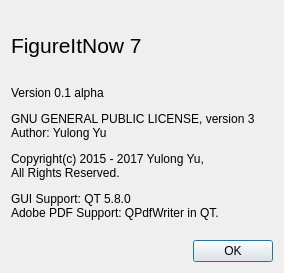
First picture: the form in FigureItNow7/finUiAboutDlg.ui, repository yuylong/FigureItNow, before the edit.
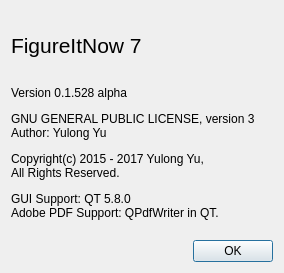
Second picture: the form after the edit.

Commit message: Refine code layout and UI layout.

What changed in the file:
```diff
--- a/FigureItNow7/finUiAboutDlg.ui
+++ b/FigureItNow7/finUiAboutDlg.ui
@@ -36,7 +36,7 @@
    <item>
     <widget class="QLabel" name="lblCopyrights">
      <property name="text">
-      <string>&lt;html&gt;&lt;head/&gt;&lt;body&gt;&lt;p&gt;Version 0.1 alpha&lt;/p&gt;&lt;p&gt;&lt;span style=&quot; color:#000000;&quot;&gt;GNU GENERAL PUBLIC LICENSE, version 3&lt;/span&gt;&lt;br/&gt;Author: Yulong Yu&lt;/p&gt;&lt;p&gt;Copyright(c) 2015 - 2017 Yulong Yu,&lt;br/&gt;All Rights Reserved.&lt;/p&gt;&lt;p&gt;GUI Support: QT 5.8.0&lt;br/&gt;Adobe PDF Support: QPdfWriter in QT.&lt;br/&gt;&lt;/p&gt;&lt;/body&gt;&lt;/html&gt;</string>
+      <string>&lt;html&gt;&lt;head/&gt;&lt;body&gt;&lt;p&gt;Version 0.1.528 alpha&lt;/p&gt;&lt;p&gt;&lt;span style=&quot; color:#000000;&quot;&gt;GNU GENERAL PUBLIC LICENSE, version 3&lt;/span&gt;&lt;br/&gt;Author: Yulong Yu&lt;/p&gt;&lt;p&gt;Copyright(c) 2015 - 2017 Yulong Yu,&lt;br/&gt;All Rights Reserved.&lt;/p&gt;&lt;p&gt;GUI Support: QT 5.8.0&lt;br/&gt;Adobe PDF Support: QPdfWriter in QT.&lt;br/&gt;&lt;/p&gt;&lt;/body&gt;&lt;/html&gt;</string>
      </property>
      <property name="margin">
       <number>8</number>
```
The commit also changes 3 other files.
